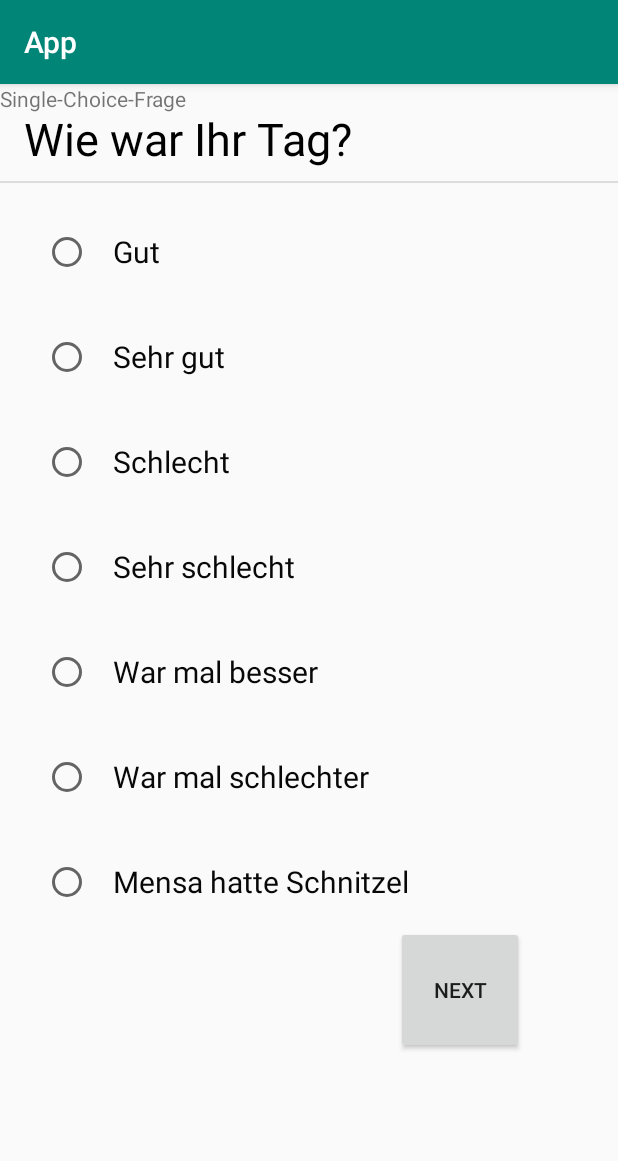
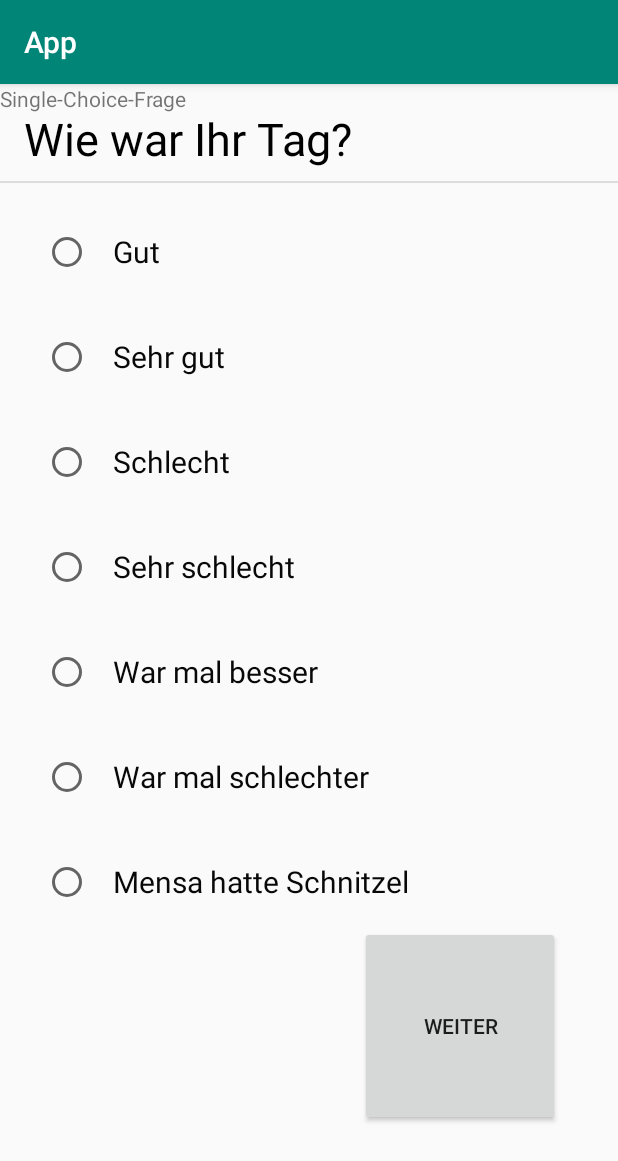
Before and after one commit to Hunter-WYSIWYG/questionair-generator, an Android app: the screen it shows after launch (QuestionDisplayActivity), after a tap on "START", on a phone screen of 412 x 824 dp. Shown: the top 1161 px of the screen. Run offline under Robolectric (Android 15) with nearby library versions, the phone set to English and light mode, and no system bars.

Commit message:
small layout overhault additions

```diff
--- a/app/src/main/java/com/example/app/QuestionDisplayActivity.java
+++ b/app/src/main/java/com/example/app/QuestionDisplayActivity.java
@@ -24,6 +24,7 @@ import java.util.ArrayList;
 import java.util.List;
 
 public class QuestionDisplayActivity extends AppCompatActivity {
+	/*generate class wide parameters*/
 	private static final int HASH_MULTIPLIER_CONSTANT = 31;
 	private static final float BUTTON_HORIZONTAL_BIAS = 0.05f;
 	private static final int TEXT_MARGINS = 16;
@@ -31,10 +32,11 @@ public class QuestionDisplayActivity extends AppCompatActivity {
 	private static final int BUTTON_TOP_BOTTOM_MARGIN = 0;
 	private static final int CONTAINER_VERTICAL_MARGIN = 32;
 	private static final int CONTAINER_HORIZONTAL_MARGIN = 8;
-	private static final int NEXT_BUTTON_PIXEL_SIZE = 128;
+	private static final int NEXT_BUTTON_PIXEL_SIZE = 200;
 	private static final float OPTION_TEXT_SIZE = 20;
 	private static final int OPTION_TEXT_COLOR = Color.parseColor("#080808");
 
+	/*initialize question data*/
 	private int current = -1;
 	private int size = -1;
 	private List<Question> qList = null;
@@ -42,6 +44,7 @@ public class QuestionDisplayActivity extends AppCompatActivity {
 	private ConstraintLayout constraintLayout = null;
 	private ConstraintSet constraintSet = null;
 
+	/*initialize current question data*/
 	private Question currentQ = null;
 	private int amountOptions = -1;
 	private List<Integer> containerIDs = null;
@@ -111,7 +114,7 @@ public class QuestionDisplayActivity extends AppCompatActivity {
 
 		final int buttonPixelSize = Math.max(Math.min(screenHeight, screenWidth) >> 4, 32);
 		containerIDs = new ArrayList<>(amountOptions);
-
+		/*give command for layout computing and add views*/
 		switch (currentQ.getType()) {
 			case SingleChoice:
 				questionTypeTV.setText(getString(R.string.QUESTION_TYPE_HINT_SINGLE_CHOICE));
@@ -179,7 +182,7 @@ public class QuestionDisplayActivity extends AppCompatActivity {
 		constraintSet.applyTo(constraintLayout);
 		//constraintLayout.setConstraintSet(constraintSet);
 	}
-
+	/*distribute content generator and create basic layout data*/
 	private ConstraintLayout getButtonTextBoundingLayout(final int buttonPixelSize, final int buttonID, final Option option, final QuestionType qType) {
 		if (option == null || qType == null || optionButtons == null) {
 			throw new NullPointerException("tried to create container for button/text(/slider), but some argument was null, or optionButtons was null");
@@ -234,6 +237,7 @@ public class QuestionDisplayActivity extends AppCompatActivity {
 		return container;
 	}
 
+	/*add a static text to multiple answer question*/
 	private void addContentsSingleStatic(final ConstraintLayout container, final String answerText, final int buttonOptionID, final int buttonPixelSize) {
 		assert container != null && answerText != null;
 
@@ -250,6 +254,7 @@ public class QuestionDisplayActivity extends AppCompatActivity {
 				optionClickHandlerSingle(buttonInd);
 			}
 		});
+		/*set id's and add objects to list*/
 		optionButtons.add(button);
 		optionTexts.add(text);
 		final int buttonViewID = ("But" + buttonOptionID + "ton").hashCode();
@@ -259,7 +264,7 @@ public class QuestionDisplayActivity extends AppCompatActivity {
 		button.setText("");
 		setTextFont(text);
 		text.setText(answerText);
-
+		/*set size parameters*/
 		button.setLayoutParams(new ConstraintLayout.LayoutParams(buttonPixelSize, buttonPixelSize));
 		button.setMaxHeight(buttonPixelSize);
 		button.setMaxWidth(buttonPixelSize);
@@ -275,6 +280,7 @@ public class QuestionDisplayActivity extends AppCompatActivity {
 		setConstraints(containerID, buttonViewID, textID, buttonPixelSize);
 	}
 
+	/*set constraints and base layout automatically for a button/text combo */
 	private void setConstraints(final int containerID, final int buttonID, final int textID, final int buttonPixelSize) {
 		constraintSet.connect(buttonID, ConstraintSet.LEFT, containerID, ConstraintSet.LEFT, BUTTON_LEFT_RIGHT_MARGIN);
 		constraintSet.connect(buttonID, ConstraintSet.RIGHT, containerID, ConstraintSet.RIGHT, BUTTON_LEFT_RIGHT_MARGIN);
@@ -304,6 +310,7 @@ public class QuestionDisplayActivity extends AppCompatActivity {
 		constraintSet.setVisibility(textID, ConstraintSet.VISIBLE);
 	}
 
+	/*change text fonts*/
 	private void setTextFont(final TextView text) {
 		assert text != null;
 
@@ -311,12 +318,14 @@ public class QuestionDisplayActivity extends AppCompatActivity {
 		text.setTextColor(OPTION_TEXT_COLOR);
 	}
 
+	/*color next button and handle clicks on single answers*/
 	void optionClickHandlerSingle(int pressedButton) {
 		for (int i = 0; i < amountOptions; i++) {
 			if (i == pressedButton) {
 				pressedButtons.set(i, true);
 				Checkable rButton = (Checkable) optionButtons.get(i);
 				rButton.setChecked(true);
+				constraintLayout.findViewById("nextButton".hashCode()).setBackgroundColor(Color.parseColor("#8b1212")); //TODO:make void function and generate nicer look
 			} else {
 				pressedButtons.set(i, false);
 				Checkable rButton = (Checkable) optionButtons.get(i);
@@ -324,7 +333,7 @@ public class QuestionDisplayActivity extends AppCompatActivity {
 			}
 		}
 	}
-
+	/*add an entertext to single answer question*/
 	private void addContentsSingleEnter(final ConstraintLayout container, final String answerText, final int buttonOptionID, final int buttonPixelSize) {
 		assert container != null;
 		String hint = answerText;
@@ -345,7 +354,7 @@ public class QuestionDisplayActivity extends AppCompatActivity {
 				optionClickHandlerSingle(buttonInd);
 			}
 		});
-
+		/*set id's and add objects to list*/
 		optionButtons.add(button);
 		optionTexts.add(text);
 		final int buttonViewID = ("But" + buttonOptionID + "ton").hashCode();
@@ -355,7 +364,7 @@ public class QuestionDisplayActivity extends AppCompatActivity {
 		button.setText("");
 		setTextFont(text);
 		text.setHint(hint);
-
+		/*set size parameters*/
 		button.setLayoutParams(new ConstraintLayout.LayoutParams(buttonPixelSize, buttonPixelSize));
 		button.setMaxHeight(buttonPixelSize);
 		button.setMaxWidth(buttonPixelSize);
@@ -372,6 +381,7 @@ public class QuestionDisplayActivity extends AppCompatActivity {
 		setConstraints(containerID, buttonViewID, textID, buttonPixelSize);
 	}
 
+	/*add a static text to multiple answer question*/
 	private void addContentsMultipleStatic(final ConstraintLayout container, final CharSequence answerText, final int buttonOptionID, final int buttonPixelSize) {
 		assert container != null && answerText != null;
 
@@ -388,6 +398,7 @@ public class QuestionDisplayActivity extends AppCompatActivity {
 				optionClickHandlerMultiple(buttonInd);
 			}
 		});
+		/*set id's and add objects to list*/
 		optionButtons.add(button);
 		optionTexts.add(text);
 		final int buttonViewID = ("But" + buttonOptionID + "ton").hashCode();
@@ -398,6 +409,7 @@ public class QuestionDisplayActivity extends AppCompatActivity {
 		setTextFont(text);
 		text.setText(answerText);
 
+		/*set size parameters*/
 		button.setLayoutParams(new ConstraintLayout.LayoutParams(buttonPixelSize, buttonPixelSize));
 		button.setMaxHeight(buttonPixelSize);
 		button.setMaxWidth(buttonPixelSize);
@@ -411,7 +423,9 @@ public class QuestionDisplayActivity extends AppCompatActivity {
 		setConstraints(containerID, buttonViewID, textID, buttonPixelSize);
 	}
 
+	/*color next button and handle clicks on multiple answers*/
 	void optionClickHandlerMultiple(int pressedButton) {
+		constraintLayout.findViewById("nextButton".hashCode()).setBackgroundColor(Color.parseColor("#8b1212")); //TODO:make void function and generate nicer look
 		for (int i = 0; i < amountOptions; i++) {
 			if (i == pressedButton) {
 				pressedButtons.set(i, !pressedButtons.get(i));
@@ -419,6 +433,7 @@ public class QuestionDisplayActivity extends AppCompatActivity {
 		}
 	}
 
+	/*add an edittext to multiple answer question*/
 	private void addContentsMultipleEnter(final ConstraintLayout container, final String answerText, final int buttonOptionID, final int buttonPixelSize) {
 		assert container != null;
 		String hint = answerText;
@@ -439,6 +454,7 @@ public class QuestionDisplayActivity extends AppCompatActivity {
 				optionClickHandlerMultiple(buttonInd);
 			}
 		});
+		/*set id's and add objects to list*/
 		optionButtons.add(button);
 		optionTexts.add(text);
 		final int buttonViewID = ("But" + buttonOptionID + "ton").hashCode();
@@ -448,7 +464,7 @@ public class QuestionDisplayActivity extends AppCompatActivity {
 		button.setText("");
 		setTextFont(text);
 		text.setHint(hint);
-
+		/*set size parameters*/
 		button.setLayoutParams(new ConstraintLayout.LayoutParams(buttonPixelSize, buttonPixelSize));
 		button.setMaxHeight(buttonPixelSize);
 		button.setMaxWidth(buttonPixelSize);
@@ -470,6 +486,7 @@ public class QuestionDisplayActivity extends AppCompatActivity {
 			return;
 		}
 		//TODO: move next question information stuff to utility class
+		/*calculate missing questions and options for next question activity*/
 		if (current < size - 1) {
 			Intent intent = new Intent(this, QuestionDisplayActivity.class);
 			intent.putExtra("size", size);
@@ -480,6 +497,7 @@ public class QuestionDisplayActivity extends AppCompatActivity {
 				intent.putExtra("a" + j, aList.get(j));
 			}
 			startActivity(intent);
+			/*calculate answer for save activity generate intent*/
 		} else {
 			Intent i = new Intent(this, SaveAnswersActivity.class);
 			i.putExtra("size", size);
@@ -494,6 +512,7 @@ public class QuestionDisplayActivity extends AppCompatActivity {
 		}
 	}
 
+	/*check for incomplete answer */
 	private boolean noneClicked() {
 		for (int i = 0; i < amountOptions; ++i) {
 			if (pressedButtons.get(i)) {
@@ -503,6 +522,7 @@ public class QuestionDisplayActivity extends AppCompatActivity {
 		return true;
 	}
 
+	/*check for given answer in edittext */
 	private boolean selectedEditTextButNoText() {
 		for (int i = 0; i < amountOptions; i++) {
 			if (pressedButtons.get(i)) {
@@ -510,6 +530,8 @@ public class QuestionDisplayActivity extends AppCompatActivity {
 				if (text instanceof EditText) {
 					EditText eText = (EditText) text;
 					if (eText.getText().toString().trim().isEmpty()) {
+						Toast missingText = Toast.makeText(this, "Bitte eine Antwort eingeben!", Toast.LENGTH_SHORT);
+						missingText.show();
 						return true;
 					}
 				}
@@ -518,6 +540,7 @@ public class QuestionDisplayActivity extends AppCompatActivity {
 		return false;
 	}
 
+	/* prepare answer for next activity */
 	private Answer calcAnswer() {
 		switch (currentQ.getType()) {
 			case SingleChoice:
@@ -554,7 +577,7 @@ public class QuestionDisplayActivity extends AppCompatActivity {
 
 	/* disable back button bottom */
 	public void onBackPressed() {
-		Toast myToast = Toast.makeText(this, "Vergiss es!", Toast.LENGTH_SHORT);
+		Toast myToast = Toast.makeText(this, "Zurück gehen ist nicht erlaubt!", Toast.LENGTH_SHORT);
 		myToast.show();
 	}
 }
--- a/app/src/main/res/values/strings.xml
+++ b/app/src/main/res/values/strings.xml
@@ -97,7 +97,7 @@
     <string name="sampletext_id">SampleText #ID</string>
     <string name="QuestionText_test_string">Lorem ipsum dolor sit amet, consectetur adipiscing elit, sed do eiusmod tempor incididunt ut labore et dolore magna aliqua. Ut enim ad minim veniam, quis nostrud exercitation ullamco laboris nisi ut aliquip ex ea commodo consequat. Duis aute irure dolor in reprehenderit in voluptate velit esse cillum dolore eu fugiat nulla pariatur. Excepteur sint occaecat cupidatat non proident, sunt in culpa qui officia deserunt mollit anim id est laborum.</string>
     <string name="fragetyp">Fragetyp</string>
-    <string name="next_button_text">next</string>
+    <string name="next_button_text">Weiter</string>
     <string name="DEFAULT_ENTER_TEXT_HINT">Hier eingeben:</string>
     <string name="QUESTION_TYPE_HINT_SINGLE_CHOICE">Single-Choice-Frage</string>
     <string name="QUESTION_TYPE_HINT_MULTIPLE_CHOICE">Multiple-Choice-Frage</string>
```
